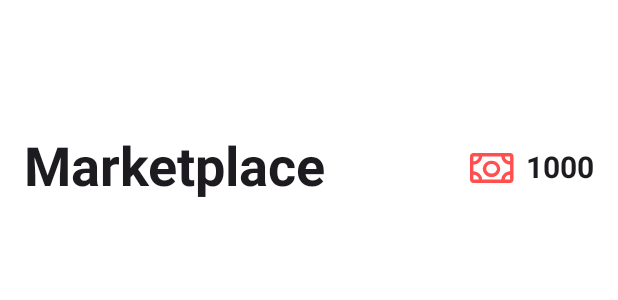
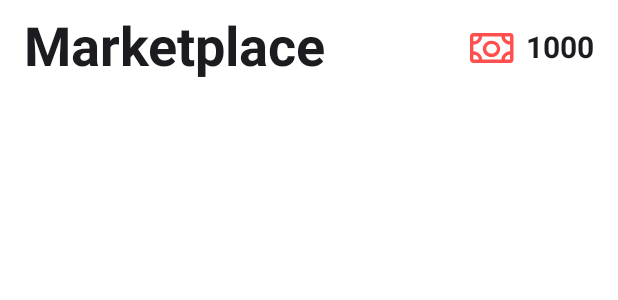
Before and after one commit to cuappdev/all-in-android, an Android app built with Jetpack Compose: the @Preview function AllInTopBarPreview, on a phone screen of 412 x 824 dp. Shown: the top 300 px of the screen. Run offline under Robolectric (Android 15) with nearby library versions, the phone set to English and light mode, and no system bars.

Commit message:
fixed topbar

```diff
--- a/app/src/main/java/com/appdev/all_in_android/ui/components/general/AllInTopBar.kt
+++ b/app/src/main/java/com/appdev/all_in_android/ui/components/general/AllInTopBar.kt
@@ -14,6 +14,7 @@ import androidx.compose.material3.LargeTopAppBar
 import androidx.compose.material3.MediumTopAppBar
 import androidx.compose.material3.Scaffold
 import androidx.compose.material3.Text
+import androidx.compose.material3.TopAppBar
 import androidx.compose.material3.TopAppBarDefaults
 import androidx.compose.runtime.Composable
 import androidx.compose.ui.Alignment
@@ -36,7 +37,7 @@ fun AllInTopBar(
     title: String,
     money: Int
 ) {
-    LargeTopAppBar(
+    TopAppBar(
         title = {
             Row(
                 modifier = Modifier
```
